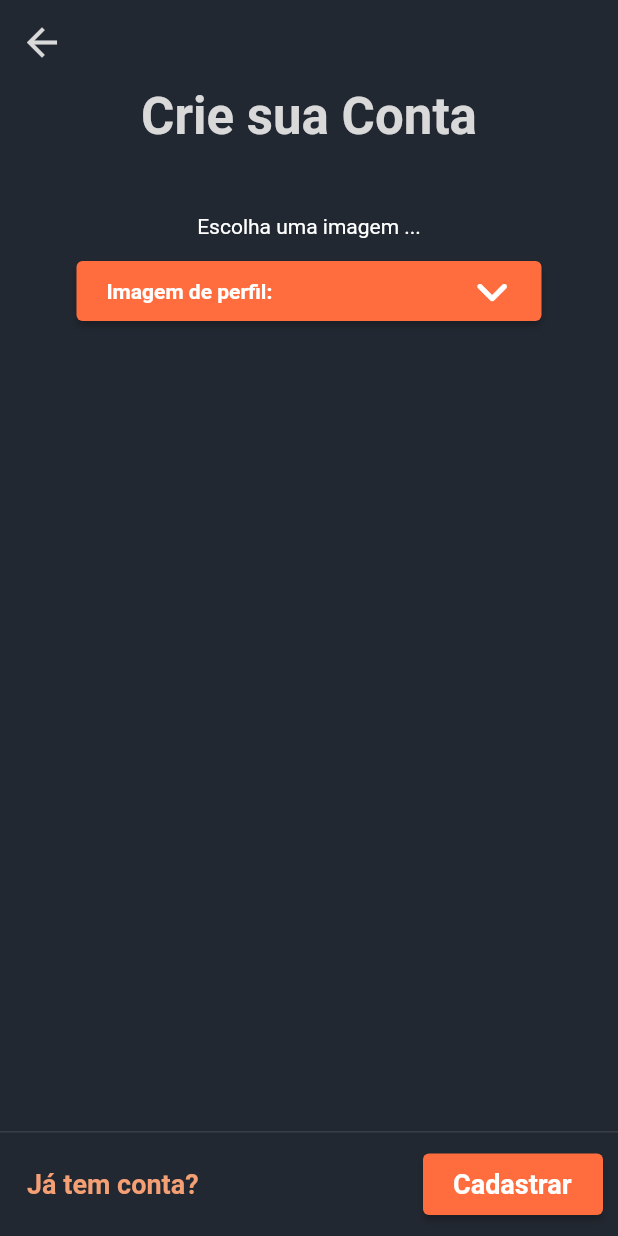
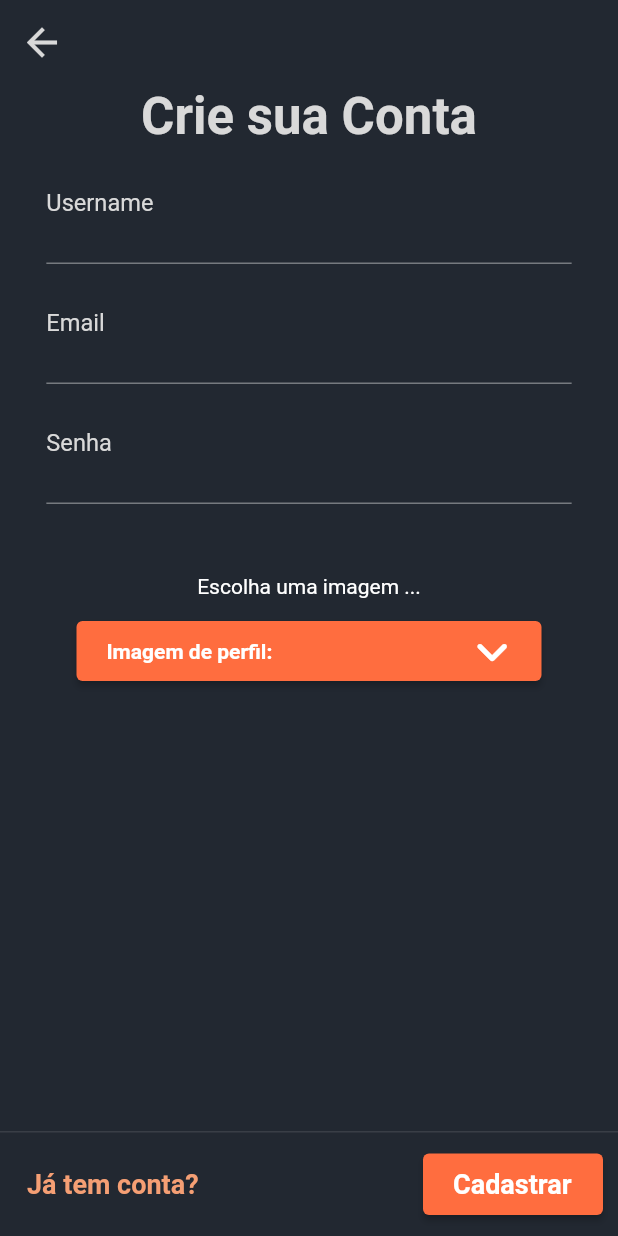
Before and after one commit to murilinhoPs/flutter_social_blog, a Flutter app: the SignupPage screen opened by its route, on a phone screen of 412 x 824 dp. Run offline on Flutter 3.47's test engine with Material 2 defaults, Android fonts, the phone set to English and light mode, and no system bars; our stand-ins replace dio, fluttericon, get, image_picker, shared_preferences; accounts and stored records are empty; network calls fail; statements that could not run were skipped.

Commit message:
finished auth, with login and signup

```diff
--- a/lib/app/app_bindings.dart
+++ b/lib/app/app_bindings.dart
@@ -13,7 +13,7 @@ class AppBindings extends Bindings {
   void dependencies() {
     Get.lazyPut(() => HttpServiceController());
     Get.lazyPut(() => HttpServiceRepository());
-    Get.lazyPut(() => ProfileController());
+    Get.lazyPut(() => ProfileController(), fenix: true);
     Get.lazyPut(() => LoadingController());
     Get.lazyPut(() => GlobalDio());
     Get.put(LocalDatabase());
--- a/lib/app/global/controllers/http_service_state_ctrl.dart
+++ b/lib/app/global/controllers/http_service_state_ctrl.dart
@@ -13,7 +13,7 @@ class HttpServiceController extends GetxController {
   }
 
   void showWarning(
-      {String mensagem = 'Houve um erro na requisição, tente novamente: ',
+      {String mensagem = 'Houve um erro na requisição: ',
       String errorMessage = '',
       String title = 'Erro!'}) {
     GetPlatform.isAndroid
--- a/lib/app/global/custom/app_colors.dart
+++ b/lib/app/global/custom/app_colors.dart
@@ -21,7 +21,7 @@ class AppColors {
 
   static const otherDarkPurple = Color(0xFF230444);
 
-  static const purple = Color(0xFF4b125c);
+  static const purple = Color(0xFF592269);
 
   static const accentPurple = Color(0xFF461b93);
 }
--- a/lib/app/modules/home/home_page.dart
+++ b/lib/app/modules/home/home_page.dart
@@ -68,7 +68,6 @@ class HomePage extends StatelessWidget {
     return Scaffold(
       appBar: AppBar(
         backgroundColor: AppColors.purple,
-        elevation: 0.0,
         leading: Padding(
           padding: const EdgeInsets.all(8.0),
           child: GestureDetector(
--- a/lib/app/modules/home/widgets/post_dialog.dart
+++ b/lib/app/modules/home/widgets/post_dialog.dart
@@ -37,7 +37,7 @@ class PostDialog extends StatelessWidget {
             size: 26.0,
             color: AppColors.textOrange,
           ),
-          onPressed: () => navigator.pop(),
+          onPressed: () => _postController.cancelOperation(),
         ),
       ),
       body: Container(
--- a/lib/app/modules/log_in/login_page.dart
+++ b/lib/app/modules/log_in/login_page.dart
@@ -33,6 +33,7 @@ class LoginPage extends StatelessWidget {
         width: double.infinity,
         padding: EdgeInsets.all(10.0),
         decoration: BoxDecoration(
+          color: AppColors.backgroundColor,
           border: Border(
             top: BorderSide(
               color: Color(0xFF393e46),
--- a/lib/app/modules/sign_up/controllers/create_user_ctrl.dart
+++ b/lib/app/modules/sign_up/controllers/create_user_ctrl.dart
@@ -1,6 +1,11 @@
+import 'dart:io';
+
 import 'package:challenge_bt_app/app/global/controllers/loading_controller.dart';
+import 'package:challenge_bt_app/app/global/repositories/auth_repository.dart';
+import 'package:challenge_bt_app/app/global/repositories/user_repository.dart';
 import 'package:challenge_bt_app/app/modules/sign_up/controllers/image_select_ctrl.dart';
 import 'package:challenge_bt_app/app/modules/sign_up/controllers/signup_validation_ctrl.dart';
+import 'package:dio/dio.dart';
 import 'package:get/get.dart';
 
 class CreateUserController {
@@ -8,29 +13,53 @@ class CreateUserController {
   final _imageSelectCtrl = Get.find<ImageSelectController>();
   final _formController = Get.find<SignupFormController>();
 
+  var formData = FormData().obs;
+  FormData get formDataValue => formData.value;
+  void setFormData(FormData form) => formData.value = form;
+
   verifyFieldsToSignup() async {
+    _loadingController.setIsLoading(true);
+
     _formController.canCheckError.value = true;
 
     _formController.validateUsername();
     _formController.validateEmail();
     _formController.validatePassword();
 
+    if (_imageSelectCtrl.imageValue.toString() == "File: ''") {
+      _imageSelectCtrl.setErrorText('Imagem não pode ser vazia');
+
+      _imageSelectCtrl.setHasError(true);
+    }
+
     if (_formController.hasError || _imageSelectCtrl.hasErrorValue)
       return _loadingController.setIsLoading(false);
 
-    print('Registrar usuário');
+    final imageName = _imageSelectCtrl.imageValue.path.split('/').last;
 
-    //TODO: Registrar usuário. Verificar se não tem erro, DioError, se não continua pro login e blabla
+    setFormData(FormData.fromMap({
+      "username": _formController.usernameValue,
+      "password": _formController.passwordValue,
+      "email": _formController.emailValue,
+      "image": await MultipartFile.fromFile(_imageSelectCtrl.imageValue.path, filename: imageName)
+    }));
 
-    // var authRes = await Get.find<AuthRepository>()
-    //     .login({"username": usernameValue, "email": emailValue, "password": passwordValue});
+    String username = formDataValue.fields[0].value;
+    String password = formDataValue.fields[1].value;
 
-    // if (authRes is DioError) return _loadingController.setIsLoading(false);
+    var createUserRes = await Get.find<AuthRepository>().signup(formDataValue);
 
-    // await _loadingController.getUserInfos();
+    if (createUserRes is DioError) return _loadingController.setIsLoading(false);
 
-    // _loadingController.setIsLoading(false);
+    var authRes =
+        await Get.find<AuthRepository>().login({"username": username, "password": password});
 
-    // Get.toNamed('/home');
+    if (authRes is DioError) return _loadingController.setIsLoading(false);
+
+    await Get.find<UserRepository>().getUser();
+
+    _loadingController.setIsLoading(false);
+
+    Get.toNamed('/home');
   }
 }
--- a/lib/app/modules/sign_up/controllers/image_select_ctrl.dart
+++ b/lib/app/modules/sign_up/controllers/image_select_ctrl.dart
@@ -9,18 +9,19 @@ class ImageSelectController extends GetxController {
 
   var image = File('').obs;
   File get imageValue => image.value;
+  void setImage(File file) => image.value = file;
 
-  void setImage(File file) => image.value = file;
+  var hasError = false.obs;
+  bool get hasErrorValue => hasError.value;
+  void setHasError(bool value) => hasError.value = value;
+
+  var errorText = ''.obs;
+  String get errorTextValue => errorText.value;
+  void setErrorText(String value) => errorText.value = value;
 
   var hasImage = false.obs;
   bool get hasImageValue => hasImage.value;
-
   void setHasImage(bool value) => hasImage.value = value;
-
-  var hasError = false.obs;
-  bool get hasErrorValue => hasError.value;
-
-  void setHasError(bool value) => hasError.value = value;
 
   Future getImage() async {
     setHasError(false);
@@ -43,12 +44,17 @@ class ImageSelectController extends GetxController {
       if (imageMb >= 5.0) {
         setImage(File(''));
 
+        setHasImage(false);
+
+        setErrorText('Imagem deve ser menor que 5mb');
+
         setHasError(true);
       }
     } else {
       setHasImage(false);
 
-      return Get.find<HttpServiceController>().showWarning(mensagem: 'Nenhuma imagem selecionada');
+      return Get.find<HttpServiceController>()
+          .showWarning(mensagem: 'Nenhuma imagem selecionada', title: 'Aviso!');
     }
   }
 }
--- a/lib/app/modules/sign_up/signup_bindings.dart
+++ b/lib/app/modules/sign_up/signup_bindings.dart
@@ -7,7 +7,7 @@ class SignupBindings extends Bindings {
   @override
   void dependencies() {
     Get.lazyPut(() => SignupFormController());
-    Get.lazyPut(() => CreateUserController());
     Get.put(ImageSelectController());
+    Get.put(CreateUserController());
   }
 }
--- a/lib/app/modules/sign_up/signup_page.dart
+++ b/lib/app/modules/sign_up/signup_page.dart
@@ -1,26 +1,34 @@
+import 'package:challenge_bt_app/app/global/widgets/input_field.dart';
+import 'package:challenge_bt_app/app/global/widgets/loading_indicator.dart';
+import 'package:challenge_bt_app/app/modules/sign_up/controllers/signup_validation_ctrl.dart';
+import 'package:challenge_bt_app/app/modules/sign_up/controllers/image_select_ctrl.dart';
+import 'package:challenge_bt_app/app/modules/sign_up/controllers/create_user_ctrl.dart';
+import 'package:challenge_bt_app/app/global/controllers/loading_controller.dart';
 import 'package:challenge_bt_app/app/global/custom/app_colors.dart';
-import 'package:challenge_bt_app/app/modules/sign_up/controllers/create_user_ctrl.dart';
-import 'package:challenge_bt_app/app/modules/sign_up/controllers/image_select_ctrl.dart';
-import 'package:challenge_bt_app/app/modules/sign_up/controllers/signup_validation_ctrl.dart';
+import 'package:fluttericon/font_awesome_icons.dart';
+import 'package:flutter/rendering.dart';
 import 'package:flutter/material.dart';
-import 'package:flutter/rendering.dart';
-import 'package:fluttericon/font_awesome_icons.dart';
 import 'package:get/get.dart';
 
 class SignupPage extends StatelessWidget {
+  final _loadingController = Get.find<LoadingController>();
   final _imageSelectCtrl = Get.find<ImageSelectController>();
   final _formController = Get.find<SignupFormController>();
   final _createUserCtrl = Get.find<CreateUserController>();
 
-  onSubmit(context) {
+  _onSubmit(context) {
+    _loadingController.setIsLoading(true);
+
     FocusScopeNode currentFocus = FocusScope.of(context);
 
     if (!currentFocus.hasPrimaryFocus) {
       currentFocus.unfocus();
     }
+
+    _createUserCtrl.verifyFieldsToSignup();
   }
 
-  Widget _buttons() {
+  Widget _buttons(context) {
     return Align(
       alignment: Alignment.bottomCenter,
       child: Container(
@@ -29,6 +37,7 @@ class SignupPage extends StatelessWidget {
         width: double.infinity,
         padding: EdgeInsets.all(10.0),
         decoration: BoxDecoration(
+          color: AppColors.backgroundColor,
           border: Border(
             top: BorderSide(
               color: Color(0xFF393e46),
@@ -52,14 +61,25 @@ class SignupPage extends StatelessWidget {
                   EdgeInsets.symmetric(horizontal: 20, vertical: 10),
                 ),
               ),
-              child: SizedBox(
-                width: 80,
-                child: Text(
-                  'Cadastrar',
-                  style: TextStyle(fontSize: 18, fontWeight: FontWeight.bold),
+              child: Obx(
+                () => SizedBox(
+                  width: 80,
+                  child: _loadingController.isLoading.value
+                      ? Container(
+                          padding: EdgeInsets.symmetric(horizontal: 15),
+                          height: 20,
+                          width: 20,
+                          child: LoadingIndicator(
+                            color: AlwaysStoppedAnimation<Color>(AppColors.textWhite),
+                          ),
+                        )
+                      : Text(
+                          'Cadastrar',
+                          style: TextStyle(fontSize: 18, fontWeight: FontWeight.bold),
+                        ),
                 ),
               ),
-              onPressed: () {},
+              onPressed: () => _onSubmit(context),
             )
           ],
         ),
@@ -85,7 +105,10 @@ class SignupPage extends StatelessWidget {
           Align(
             alignment: Alignment.topCenter,
             child: SingleChildScrollView(
+              padding: EdgeInsets.only(bottom: Get.context.mediaQuerySize.height * 0.1),
+              physics: const AlwaysScrollableScrollPhysics(),
               child: Column(
+                mainAxisSize: MainAxisSize.max,
                 children: [
                   Padding(
                     padding: EdgeInsets.symmetric(vertical: 1),
@@ -99,34 +122,62 @@ class SignupPage extends StatelessWidget {
                     ),
                   ),
                   SizedBox(height: 30),
-                  // SizedBox(
-                  //   height: 80,
-                  //   width: Get.context.mediaQuerySize.width * 0.85,
-                  //   child: InputField(labelText: "Nome de usuário", obscureTxt: false),
-                  // ),
-                  // SizedBox(
-                  //   height: 80,
-                  //   width: Get.context.mediaQuerySize.width * 0.85,
-                  //   child: InputField(labelText: "Email", obscureTxt: false),
-                  // ),
-                  // SizedBox(
-                  //   height: 70,
-                  //   width: Get.context.mediaQuerySize.width * 0.85,
-                  //   child: InputField(labelText: "Senha", obscureTxt: true),
-                  // ),
+                  SizedBox(
+                    height: 80,
+                    width: Get.context.mediaQuerySize.width * 0.85,
+                    child: Obx(
+                      () => InputField(
+                        clearError: _formController.clearErrors,
+                        hasError: _formController.canCheckErrorValue,
+                        labelText: "Username",
+                        obscureTxt: false,
+                        onChanged: _formController.setUsername,
+                        setErrorTxt: _formController.validateUsername,
+                      ),
+                    ),
+                  ),
+                  SizedBox(
+                    height: 80,
+                    width: Get.context.mediaQuerySize.width * 0.85,
+                    child: Obx(
+                      () => InputField(
+                        clearError: _formController.clearErrors,
+                        hasError: _formController.canCheckErrorValue,
+                        labelText: "Email",
+                        obscureTxt: false,
+                        onChanged: _formController.setEmail,
+                        setErrorTxt: _formController.validateEmail,
+                      ),
+                    ),
+                  ),
+                  SizedBox(
+                    height: 80,
+                    width: Get.context.mediaQuerySize.width * 0.85,
+                    child: Obx(
+                      () => InputField(
+                        clearError: _formController.clearErrors,
+                        hasError: _formController.canCheckErrorValue,
+                        labelText: "Senha",
+                        obscureTxt: true,
+                        onChanged: _formController.setPassword,
+                        setErrorTxt: _formController.validatePassword,
+                        submit: (v) => _onSubmit(context),
+                      ),
+                    ),
+                  ),
                   Column(
+                    mainAxisSize: MainAxisSize.max,
                     children: [
                       Padding(
                         padding: const EdgeInsets.symmetric(vertical: 15.0),
                         child: Obx(
                           () => !_imageSelectCtrl.hasImageValue
                               ? Text('Escolha uma imagem ...')
-                              : Image.file(
-                                  _imageSelectCtrl.imageValue,
-                                  height: _imageSelectCtrl.hasErrorValue
-                                      ? 0
-                                      : Get.context.mediaQuerySize.height * 0.25,
-                                  fit: BoxFit.cover,
+                              : CircleAvatar(
+                                  radius: 50,
+                                  backgroundImage: FileImage(
+                                    _imageSelectCtrl.imageValue,
+                                  ),
                                 ),
                         ),
                       ),
@@ -160,7 +211,7 @@ class SignupPage extends StatelessWidget {
                           padding: const EdgeInsets.symmetric(vertical: 15.0),
                           child: _imageSelectCtrl.hasErrorValue
                               ? Text(
-                                  'Imagem deve ser menor que 5mb',
+                                  _imageSelectCtrl.errorTextValue,
                                   style: TextStyle(color: Colors.red),
                                 )
                               : Container(),
@@ -172,7 +223,7 @@ class SignupPage extends StatelessWidget {
               ),
             ),
           ),
-          _buttons()
+          _buttons(context)
         ],
       ),
     );
```
Also changed, not shown: lib/app/global/repositories/auth_repository.dart (+17 -3 lines), lib/app/modules/home/controllers/create_post_ctrl.dart (+15 -8 lines).
